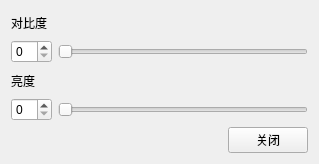
Before: the Qt Designer form mainwindow/LinearGrayScale.ui in Narthill/Image_processing, drawn with Qt 5.
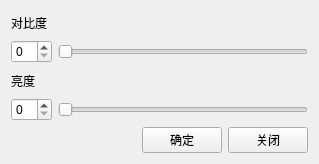
After: the same form once the commit is applied.

Diff of the .ui file:
```diff
--- a/mainwindow/LinearGrayScale.ui
+++ b/mainwindow/LinearGrayScale.ui
@@ -81,6 +81,13 @@
          </property>
         </spacer>
        </item>
+       <item>
+        <widget class="QPushButton" name="sureBtn">
+         <property name="text">
+          <string>确定</string>
+         </property>
+        </widget>
+       </item>
        <item>
         <widget class="QPushButton" name="closeBtn">
          <property name="text">
```
